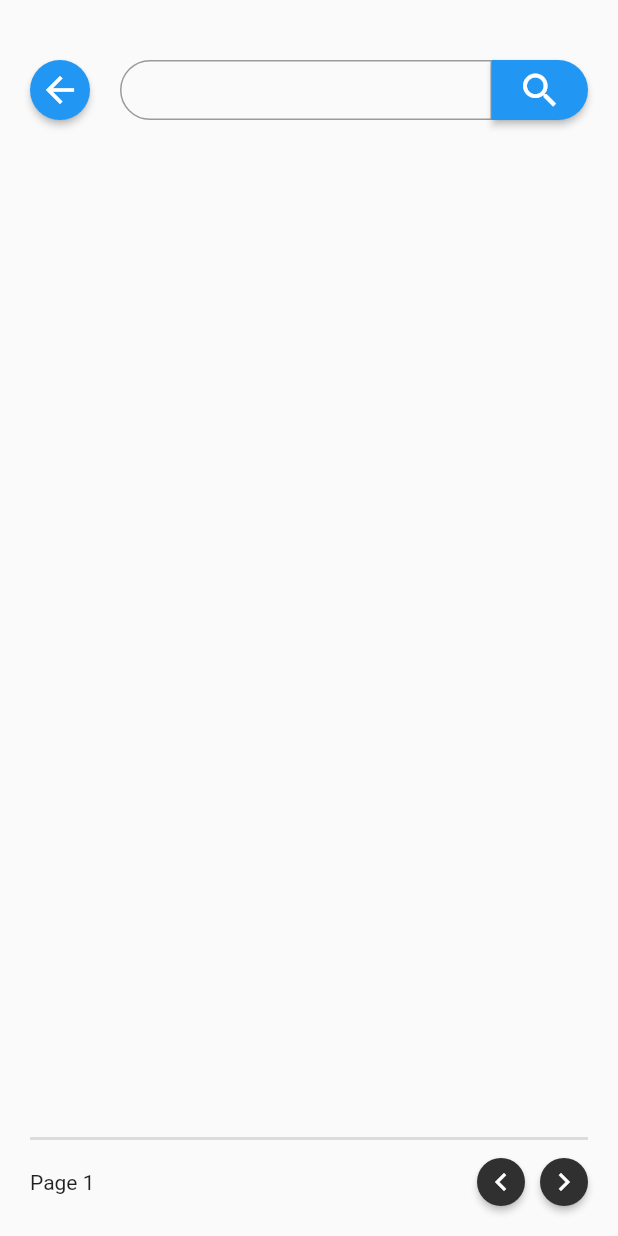
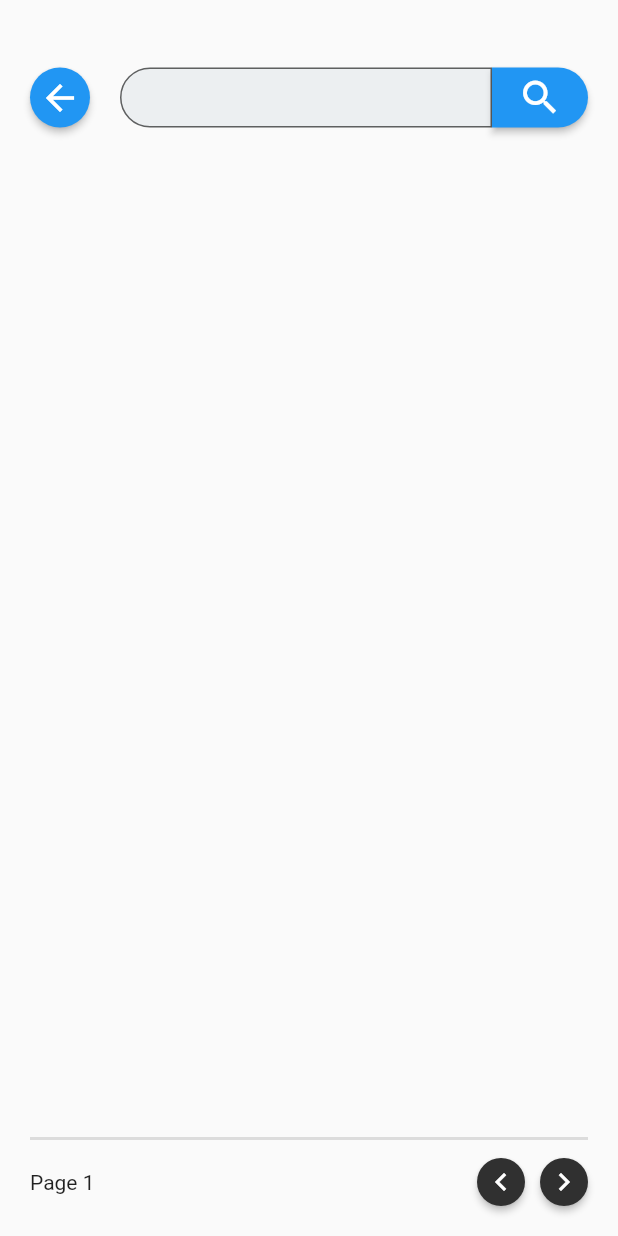
Before and after one commit to SergioLeite-dev/find_my_book, a Flutter app: the SearchResultsScreen screen opened by its route, on a phone screen of 412 x 824 dp. Run offline on Flutter 3.47's test engine with Material 2 defaults, Android fonts, the phone set to English and light mode, and no system bars; our stand-ins replace dio.

Commit message:
💄 cosmetic: Minor visual changes.

```diff
--- a/lib/views/search_results_screen.dart
+++ b/lib/views/search_results_screen.dart
@@ -27,8 +27,6 @@ class _SearchResultsScreenState extends State<SearchResultsScreen> {
   _resultsListener() {
     if (mounted && ModalRoute.of(context)!.isCurrent) {
       switch (controller.state) {
-        // case SearchState.success:
-        //   break;
         case SearchState.error:
           ScaffoldMessenger.of(context).showSnackBar(const SnackBar(content: Text('Request Error')));
           break;
@@ -54,7 +52,7 @@ class _SearchResultsScreenState extends State<SearchResultsScreen> {
       child: Scaffold(
         resizeToAvoidBottomInset: false,
         body: Padding(
-          padding: const EdgeInsets.fromLTRB(20, 40, 20, 0),
+          padding: const EdgeInsets.fromLTRB(20, 45, 20, 0),
           child: Column(
             mainAxisSize: MainAxisSize.min,
             children: [
--- a/lib/widgets/search_text_field.dart
+++ b/lib/widgets/search_text_field.dart
@@ -27,6 +27,8 @@ class SearchTextField extends StatelessWidget {
         child: TextField(
             controller: initialTextController,
             decoration: InputDecoration(
+              filled: true,
+              fillColor: Colors.blueGrey[50],
               border: OutlineInputBorder(
                 borderRadius: BorderRadius.only(
                   topLeft: Radius.circular(radius),
@@ -40,6 +42,5 @@ class SearchTextField extends StatelessWidget {
       ),
     );
   }
+//TODO: Fix visual bug where letters are cut in half when text gets too long
 }
-
-//TODO: Fix visual bug where letters are cut in half when text gets too long
```
